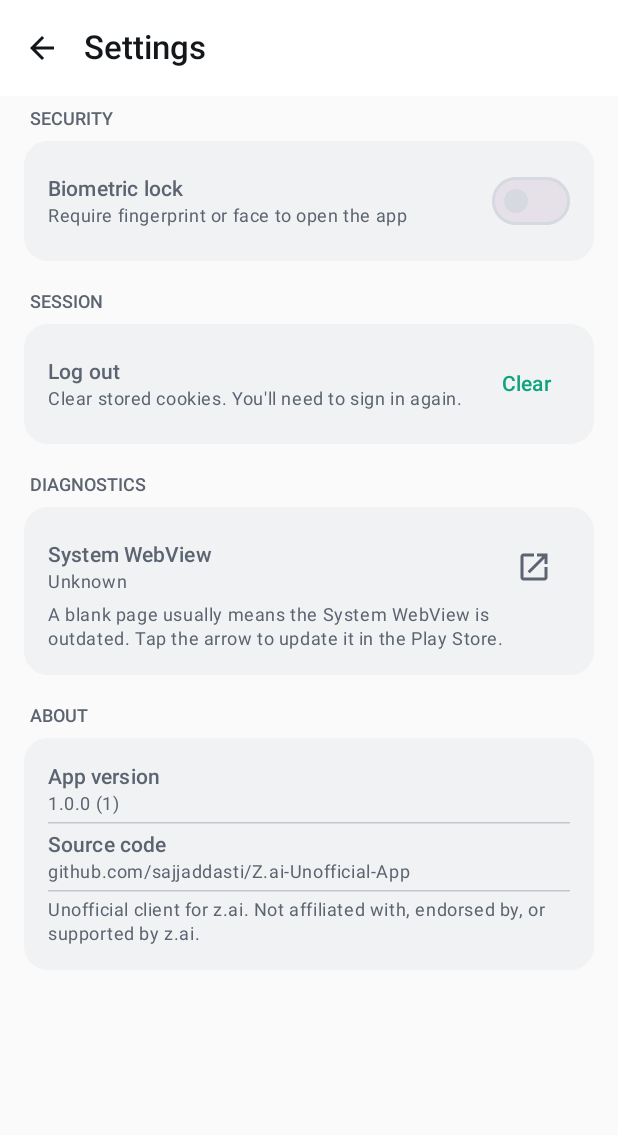
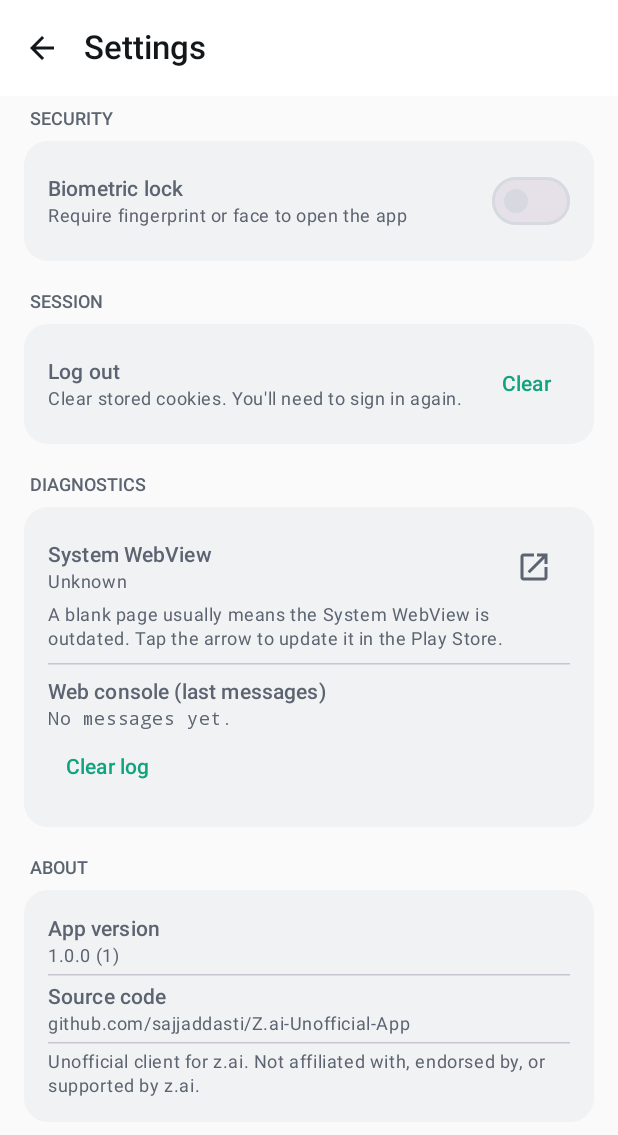
Before and after one commit to sajjaddasti/Z.ai-Unofficial-App, an Android app built with Jetpack Compose: the SettingsScreen screen opened through its navigation route, after a tap on "Source code", on a phone screen of 412 x 824 dp. Shown: the top 1135 px of the screen. Run offline under Robolectric (Android 15) with nearby library versions, the phone set to English and light mode, and no system bars; 3 other taps on this screen came first.

Commit message:
Add JS console capture + UA/WebView logging + in-app diagnostics card

```diff
--- a/app/src/main/java/com/unofficial/zai/MainActivity.kt
+++ b/app/src/main/java/com/unofficial/zai/MainActivity.kt
@@ -10,8 +10,10 @@ import androidx.compose.ui.Modifier
 import androidx.core.splashscreen.SplashScreen.Companion.installSplashScreen
 import androidx.core.view.WindowCompat
 import androidx.fragment.app.FragmentActivity
+import androidx.lifecycle.viewmodel.compose.viewModel
 import com.unofficial.zai.ui.navigation.AppNavHost
 import com.unofficial.zai.ui.theme.ZaiTheme
+import com.unofficial.zai.ui.web.WebViewModel
 
 class MainActivity : FragmentActivity() {
     override fun onCreate(savedInstanceState: Bundle?) {
@@ -22,11 +24,12 @@ class MainActivity : FragmentActivity() {
 
         setContent {
             ZaiTheme {
+                val vm: WebViewModel = viewModel()
                 Surface(
                     modifier = Modifier.fillMaxSize(),
                     color = MaterialTheme.colorScheme.background
                 ) {
-                    AppNavHost()
+                    AppNavHost(vm = vm)
                 }
             }
         }
--- a/app/src/main/java/com/unofficial/zai/ui/navigation/AppNavHost.kt
+++ b/app/src/main/java/com/unofficial/zai/ui/navigation/AppNavHost.kt
@@ -1,21 +1,28 @@
 package com.unofficial.zai.ui.navigation
 
 import androidx.compose.runtime.Composable
-import androidx.navigation.NavHostController
 import androidx.navigation.compose.NavHost
 import androidx.navigation.compose.composable
 import androidx.navigation.compose.rememberNavController
+import com.unofficial.zai.ui.screens.SettingsScreen
 import com.unofficial.zai.ui.screens.WebScreen
-import com.unofficial.zai.ui.screens.SettingsScreen
+import com.unofficial.zai.ui.web.WebViewModel
 
 @Composable
-fun AppNavHost(navController: NavHostController = rememberNavController()) {
+fun AppNavHost(vm: WebViewModel) {
+    val navController = rememberNavController()
     NavHost(navController = navController, startDestination = "web") {
         composable("web") {
-            WebScreen(navController = navController)
+            WebScreen(
+                navController = navController,
+                vm = vm
+            )
         }
         composable("settings") {
-            SettingsScreen(onBack = { navController.popBackStack() })
+            SettingsScreen(
+                onBack = { navController.popBackStack() },
+                vm = vm
+            )
         }
     }
 }
--- a/app/src/main/java/com/unofficial/zai/ui/screens/SettingsScreen.kt
+++ b/app/src/main/java/com/unofficial/zai/ui/screens/SettingsScreen.kt
@@ -52,10 +52,14 @@ import androidx.core.content.ContextCompat
 import androidx.fragment.app.FragmentActivity
 import androidx.webkit.WebViewCompat
 import com.unofficial.zai.BuildConfig
+import com.unofficial.zai.ui.web.WebViewModel
 
 @OptIn(ExperimentalMaterial3Api::class)
 @Composable
-fun SettingsScreen(onBack: () -> Unit) {
+fun SettingsScreen(
+    onBack: () -> Unit,
+    vm: WebViewModel
+) {
     val context = LocalContext.current
     var biometricEnabled by remember { mutableStateOf(false) }
     val biometricAvailable = remember {
@@ -162,6 +166,21 @@ fun SettingsScreen(onBack: () -> Unit) {
                     style = MaterialTheme.typography.bodySmall,
                     color = MaterialTheme.colorScheme.onSurfaceVariant
                 )
+
+                HorizontalDivider(Modifier.padding(vertical = 8.dp))
+                Text(
+                    text = "Web console (last messages)",
+                    style = MaterialTheme.typography.titleSmall,
+                    fontWeight = FontWeight.Medium
+                )
+                Text(
+                    text = if (vm.consoleLines.isEmpty()) "No messages yet."
+                    else vm.consoleLines.takeLast(12).joinToString("\n"),
+                    style = MaterialTheme.typography.bodySmall,
+                    fontFamily = androidx.compose.ui.text.font.FontFamily.Monospace,
+                    color = MaterialTheme.colorScheme.onSurfaceVariant
+                )
+                TextButton(onClick = { vm.consoleLines.clear() }) { Text("Clear log") }
             }
 
             Section(title = "About") {
--- a/app/src/main/java/com/unofficial/zai/ui/web/WebViewModel.kt
+++ b/app/src/main/java/com/unofficial/zai/ui/web/WebViewModel.kt
@@ -32,6 +32,9 @@ class WebViewModel(app: Application) : AndroidViewModel(app) {
     var launchFileChooser: ((Intent) -> Unit)? = null
     var launchPermissions: ((Array<String>) -> Unit)? = null
 
+    /** Recent JS console / error messages, newest last. Shown in Settings for troubleshooting. */
+    val consoleLines = androidx.compose.runtime.mutableStateListOf<String>()
+
     private var fileCallback: ValueCallback<Array<Uri>>? = null
     private var permissionRequest: PermissionRequest? = null
 
@@ -65,6 +68,14 @@ class WebViewModel(app: Application) : AndroidViewModel(app) {
 
         WebView.setWebContentsDebuggingEnabled(BuildConfig.DEBUG)
 
+        log("UA=" + view.settings.userAgentString)
+        runCatching {
+            androidx.webkit.WebViewCompat.getCurrentWebViewPackage(context)?.let {
+                log("WebView pkg=${it.packageName} v=${it.versionName}")
+            }
+        }
+
+
         view.webViewClient = object : WebViewClient() {
             override fun onPageStarted(v: WebView?, url: String?, favicon: android.graphics.Bitmap?) {
                 isLoading = true
@@ -90,6 +101,7 @@ class WebViewModel(app: Application) : AndroidViewModel(app) {
                     isLoading = false
                     errorMessage = "Couldn't load the page (${error?.errorCode}). " +
                         (error?.description?.toString() ?: "")
+                    log("MAIN_FRAME_ERROR ${error?.errorCode} ${error?.description} ${request.url}")
                 }
             }
 
@@ -120,6 +132,13 @@ class WebViewModel(app: Application) : AndroidViewModel(app) {
         }
 
         view.webChromeClient = object : WebChromeClient() {
+            override fun onConsoleMessage(message: android.webkit.ConsoleMessage?): Boolean {
+                val text = "JS ${message?.messageLevel()}: ${message?.message()} " +
+                    "(${message?.sourceId()}:${message?.lineNumber()})"
+                log(text)
+                return true
+            }
+
             override fun onProgressChanged(v: WebView?, newProgress: Int) {
                 progress = newProgress
                 isLoading = newProgress < 100
@@ -199,8 +218,7 @@ class WebViewModel(app: Application) : AndroidViewModel(app) {
         return view
     }
 
-    fun deliverFileSelection(uris: Array<Uri>?) {
-        fileCallback?.onReceiveValue(uris)
+    fun deliverFileSelection(uris: Array<Uri>?) {        fileCallback?.onReceiveValue(uris)
         fileCallback = null
     }
 
@@ -224,6 +242,12 @@ class WebViewModel(app: Application) : AndroidViewModel(app) {
         webView = null
     }
 
+    private fun log(line: String) {
+        android.util.Log.i("ZaiWeb", line)
+        if (consoleLines.size >= 80) consoleLines.removeAt(0)
+        consoleLines.add(line)
+    }
+
     private fun openExternal(context: Context, uri: Uri) {
         runCatching {
             context.startActivity(Intent(Intent.ACTION_VIEW, uri))
```
